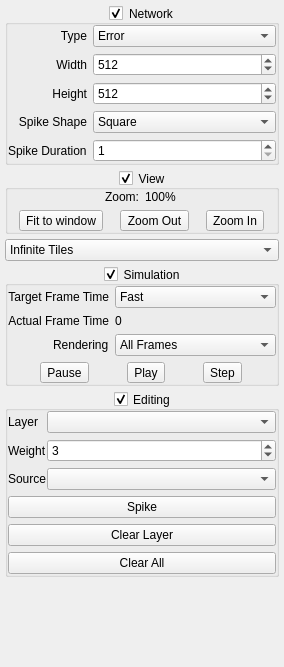
This is Neuron/ToolBox.ui in Skwint/Neuron as Qt 5 draws it before an edit. The edited form follows.
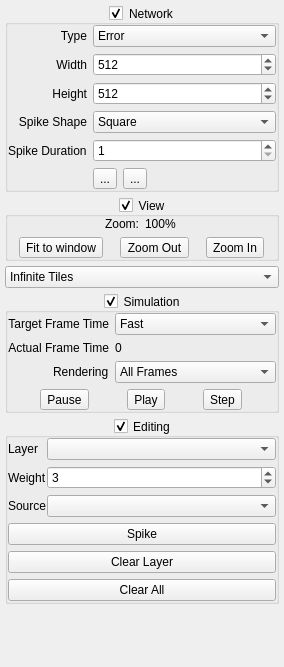
This is the edited form. Icons and pictures are not drawn.

Commit message: Add Save and Load functions. We can now save the current state and reload it. This includes the configuration of layers and synapses, the state of the meurons, and the currently firing spikes.

Patch:
```diff
--- a/Neuron/ToolBox.ui
+++ b/Neuron/ToolBox.ui
@@ -19,7 +19,7 @@
   <property name="minimumSize">
    <size>
     <width>284</width>
-    <height>551</height>
+    <height>641</height>
    </size>
   </property>
   <property name="features">
@@ -221,6 +221,38 @@
               </property>
              </widget>
             </item>
+            <item row="5" column="1">
+             <layout class="QHBoxLayout" name="horizontalLayout_4">
+              <item>
+               <widget class="QToolButton" name="btnLoad">
+                <property name="toolTip">
+                 <string>Open</string>
+                </property>
+                <property name="text">
+                 <string>...</string>
+                </property>
+                <property name="icon">
+                 <iconset resource="Neuron.qrc">
+                  <normaloff>:/Neuron/Data/Icons/load.png</normaloff>:/Neuron/Data/Icons/load.png</iconset>
+                </property>
+               </widget>
+              </item>
+              <item>
+               <widget class="QToolButton" name="btnSave">
+                <property name="toolTip">
+                 <string>Save</string>
+                </property>
+                <property name="text">
+                 <string>...</string>
+                </property>
+                <property name="icon">
+                 <iconset resource="Neuron.qrc">
+                  <normaloff>:/Neuron/Data/Icons/save.png</normaloff>:/Neuron/Data/Icons/save.png</iconset>
+                </property>
+               </widget>
+              </item>
+             </layout>
+            </item>
            </layout>
           </item>
          </layout>
```
Left out of the diff: 18 changed lines with no effect on the pictures. The commit also changes 33 other files.
